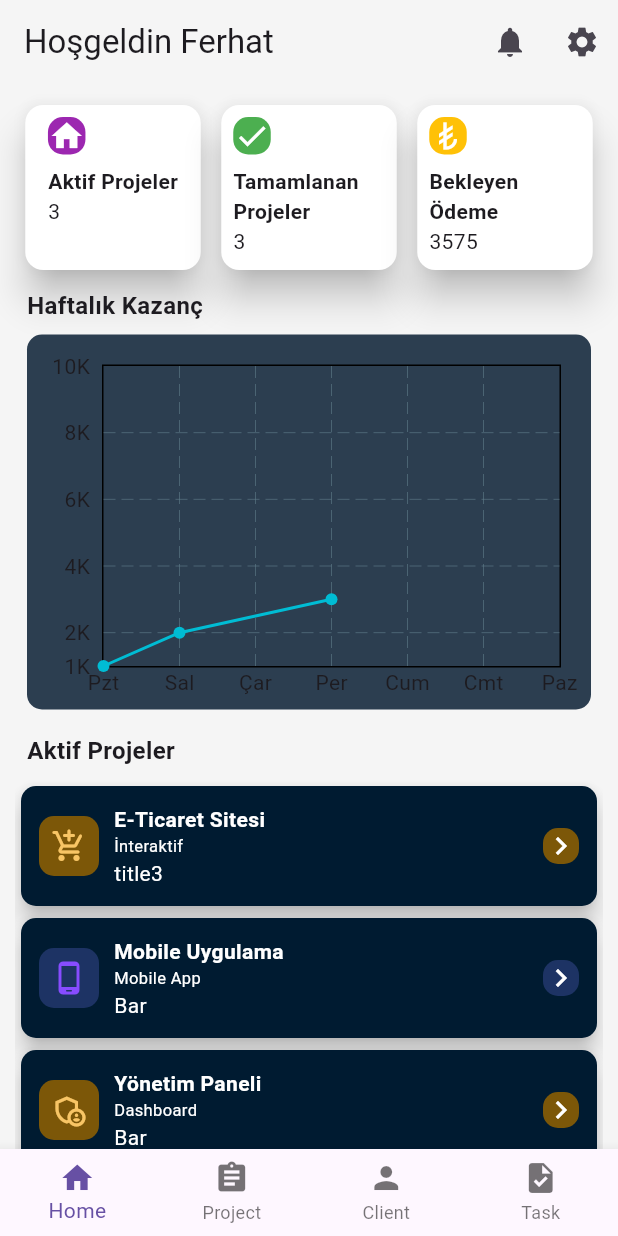
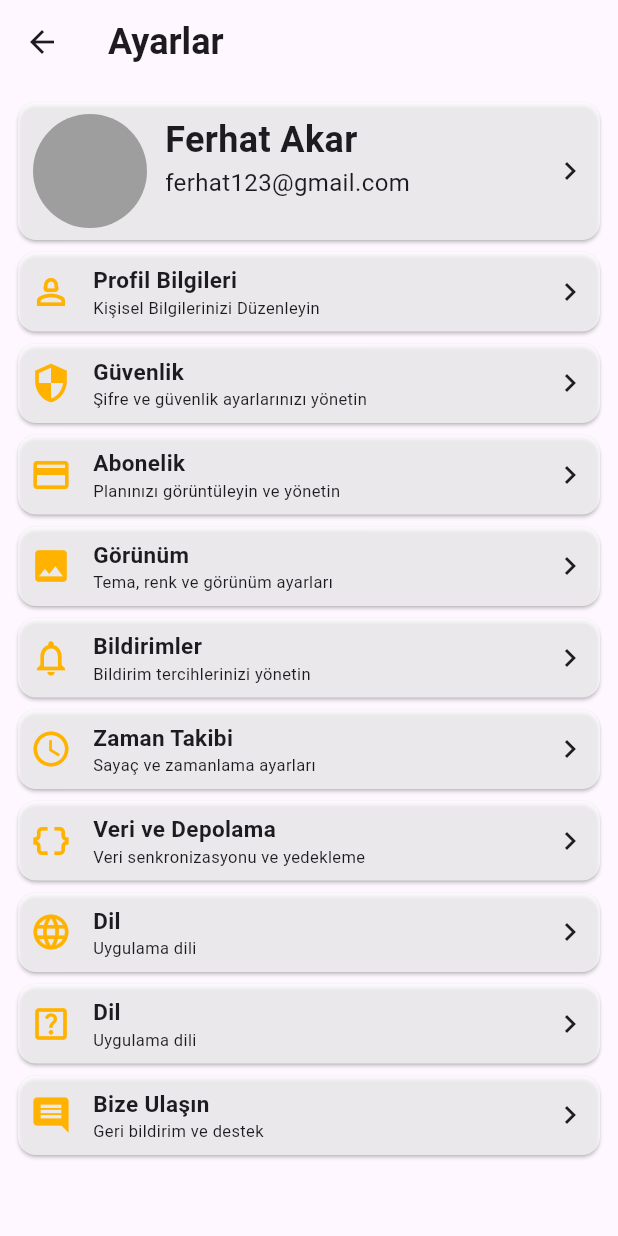
Before and after one commit to fferhatakr/freelancers_mobile_app, a Flutter app: the screen it shows after launch, after a tap on the "settings" icon, on a phone screen of 412 x 824 dp. Run offline on Flutter 3.47's test engine with Material 3 defaults, Android fonts, the phone set to English and light mode, and no system bars; drawn by our look-alikes of fl_chart.

Commit message:
A few UI changes were made, and the weekly earnings chart was customized.

```diff
--- a/lib/core/theme/language.dart
+++ b/lib/core/theme/language.dart
@@ -21,6 +21,29 @@ class language {
   static String hizliArama = 'Hızlı Arama';
   static String musteriAra = 'Müşteri Ara';
   static String aktifProje = 'Aktif Projeler';
+  static String profilBilgileri = 'Profil Bilgileri';
+  static String kisiselBilgiler = 'Kişisel Bilgilerinizi Düzenleyin';
+  static String guvenlik = 'Güvenlik';
+  static String guvenlikAciklama = 'Şifre ve güvenlik ayarlarınızı yönetin';
+  static String abonelik = 'Abonelik';
+  static String abonelikAciklama = 'Planınızı görüntüleyin ve yönetin';
+  static String gorunum = 'Görünüm';
+  static String gorunumAciklama = 'Tema, renk ve görünüm ayarları';
+  static String bildirimler = 'Bildirimler';
+  static String bildirimlerAciklama = 'Bildirim tercihlerinizi yönetin';
+  static String zamanTakibi = 'Zaman Takibi';
+  static String zamanTakibiAciklama = 'Sayaç ve zamanlama ayarları';
+  static String veriVeDepolama = 'Veri ve Depolama';
+  static String veriVeDepolamaAciklama = 'Veri senkronizasyonu ve yedekleme';
+  static String dil = 'Dil';
+  static String dilAciklama = 'Uygulama dili';
+  static String yardimMerkezi = 'Yardım Merkezi';
+  static String yardimMerkeziAciklama = 'Sık sorulan sorular ve rehberler';
+  static String bizeUlasin = 'Bize Ulaşın';
+  static String bizeUlasinAciklama = 'Geri bildirim ve destek';
+  static String uygulamaHakkinda = 'Uygulama Hakkında';
+  static String uygulamaHakkindaAciklama = 'Uygulama sürümü ve bilgiler';
+  static String oturumuKapat = 'Oturumu Kapat';
 
   List<Object> aktifProjeler = [
     {hardcodeVeri().project1},
--- a/lib/features/dashboard/widgets/dashboard.dart
+++ b/lib/features/dashboard/widgets/dashboard.dart
@@ -6,10 +6,16 @@ import 'package:freelancer_tracking_system/features/dashboard/widgets/activeProj
 import 'package:freelancer_tracking_system/features/dashboard/widgets/ozet_cards.dart';
 import 'package:freelancer_tracking_system/features/dashboard/widgets/fastTransactions.dart';
 import 'package:freelancer_tracking_system/features/dashboard/widgets/statics.dart';
+import 'package:freelancer_tracking_system/features/settings/settings_screen.dart';
 
-class Dashboard extends StatelessWidget {
+class Dashboard extends StatefulWidget {
   const Dashboard({super.key});
 
+  @override
+  State<Dashboard> createState() => _DashboardState();
+}
+
+class _DashboardState extends State<Dashboard> {
   @override
   Widget build(BuildContext context) {
     return Scaffold(
@@ -20,7 +26,12 @@ class Dashboard extends StatelessWidget {
         centerTitle: false,
         actions: [
           IconButton(onPressed: () {}, icon: Icon(Icons.notifications)),
-          IconButton(onPressed: () {}, icon: Icon(Icons.settings)),
+          IconButton(
+            onPressed: () {
+              navigateToWidget(context, SettingsScreen());
+            },
+            icon: Icon(Icons.settings),
+          ),
         ],
       ),
       body: SingleChildScrollView(
@@ -36,4 +47,14 @@ class Dashboard extends StatelessWidget {
       ),
     );
   }
+
+  void navigateToWidget(BuildContext context, Widget widget) {
+    Navigator.of(context).push(
+      MaterialPageRoute(
+        builder: (context) {
+          return widget;
+        },
+      ),
+    );
+  }
 }
--- a/lib/features/dashboard/widgets/fastTransactions.dart
+++ b/lib/features/dashboard/widgets/fastTransactions.dart
@@ -1,4 +1,5 @@
 import 'package:flutter/material.dart';
+import 'package:freelancer_tracking_system/core/theme/app_theme.dart';
 import 'package:freelancer_tracking_system/core/theme/language.dart';
 
 class _FastCard extends StatelessWidget {
@@ -7,7 +8,7 @@ class _FastCard extends StatelessWidget {
   final String title1;
   final String title2;
   final Color iconContainerColorTwo;
-
+  final VoidCallback onTap;
   final Color iconTwoColor;
 
   const _FastCard({
@@ -16,13 +17,14 @@ class _FastCard extends StatelessWidget {
     required this.title1,
     required this.title2,
     required this.iconContainerColorTwo,
-
     required this.iconTwoColor,
+    required this.onTap,
   });
 
   @override
   Widget build(BuildContext context) {
     return Card(
+      color: AppColors.activeProjectCardColor,
       elevation: FastTransactionsCard.elevation,
       shape: RoundedRectangleBorder(borderRadius: cardBorderRadius()),
       child: Padding(
@@ -98,6 +100,9 @@ class _fastTransactionsState extends State<fastTransactions> {
         title2: language.yeniFaturaekle,
         iconContainerColorTwo: Color.fromARGB(255, 240, 153, 255),
         iconTwoColor: Colors.purple,
+        onTap: () {
+          print('object');
+        },
       ),
       _FastCard(
         iconContainerColorOne: Colors.green,
@@ -106,6 +111,9 @@ class _fastTransactionsState extends State<fastTransactions> {
         title2: language.musteriKaydiEkle,
         iconContainerColorTwo: const Color.fromARGB(255, 196, 249, 198),
         iconTwoColor: Colors.green,
+        onTap: () {
+          print('object');
+        },
       ),
       _FastCard(
         iconContainerColorOne: Colors.amber,
@@ -114,6 +122,9 @@ class _fastTransactionsState extends State<fastTransactions> {
         title2: language.yeniKazancSagla,
         iconContainerColorTwo: const Color.fromARGB(255, 255, 245, 213),
         iconTwoColor: const Color.fromARGB(255, 255, 188, 4),
+        onTap: () {
+          print('object');
+        },
       ),
       _FastCard(
         iconContainerColorOne: const Color.fromARGB(255, 255, 53, 39),
@@ -122,6 +133,9 @@ class _fastTransactionsState extends State<fastTransactions> {
         title2: language.projeniSaglamaAl,
         iconContainerColorTwo: const Color.fromARGB(255, 255, 195, 190),
         iconTwoColor: Colors.red,
+        onTap: () {
+          print('object');
+        },
       ),
     ];
   }
@@ -167,6 +181,7 @@ TextStyle title2Style() {
 
 TextStyle title1Style() {
   return TextStyle(
+    color: Colors.white,
     fontWeight: FontWeight.bold,
     fontSize: FastTransactionsCard.fontSize,
   );
--- a/lib/features/dashboard/widgets/ozet_cards.dart
+++ b/lib/features/dashboard/widgets/ozet_cards.dart
@@ -1,4 +1,5 @@
 import 'package:flutter/material.dart';
+import 'package:freelancer_tracking_system/core/theme/app_theme.dart';
 import 'package:freelancer_tracking_system/core/theme/language.dart';
 import 'package:freelancer_tracking_system/features/dashboard/widgets/fastTransactions.dart';
 
@@ -18,12 +19,8 @@ class _OzetKarti extends StatelessWidget {
   @override
   Widget build(BuildContext context) {
     return Card(
-      color: cardFeatures.color,
+      color: AppColors.activeProjectCardColor,
       elevation: cardFeatures.Elevation,
-      child: InkWell(
-        onTap: () {
-          print('Tapped');
-        },
       child: Container(
         height: cardFeatures.height,
         width: cardFeatures.widht,
@@ -32,7 +29,6 @@ class _OzetKarti extends StatelessWidget {
             Padding(
               padding: const EdgeInsets.all(8.0),
               child: Column(
-                  mainAxisSize: MainAxisSize.min,
                 crossAxisAlignment: CrossAxisAlignment.start,
                 children: [
                   Container(
@@ -46,12 +42,11 @@ class _OzetKarti extends StatelessWidget {
                   ),
                   SizedBox(height: 8),
                   Text(baslik, style: cardtitle1Style()),
-                    Text(deger),
+                  Text(deger, style: TextStyle(color: Colors.white)),
                 ],
               ),
             ),
           ],
-          ),
         ),
       ),
     );
@@ -63,7 +58,21 @@ class cards extends StatelessWidget {
 
   @override
   Widget build(BuildContext context) {
-    return Row(
+    return InkWell(
+      onTap: () {
+        print('object');
+      },
+      child: Container(
+        height: 120,
+        width: double.infinity,
+        decoration: BoxDecoration(
+          borderRadius: BorderRadius.all(Radius.circular(10)),
+          color: AppColors.activeProjectCardColor,
+        ),
+        child: Row(
+          children: [
+            Expanded(
+              child: Row(
                 mainAxisAlignment: MainAxisAlignment.spaceAround,
                 children: [
                   _OzetKarti(
@@ -85,12 +94,18 @@ class cards extends StatelessWidget {
                     deger: '3575',
                   ),
                 ],
+              ),
+            ),
+          ],
+        ),
+      ),
     );
   }
 }
 
 TextStyle cardtitle1Style() {
   return TextStyle(
+    color: Colors.white,
     fontWeight: FontWeight.bold,
     fontSize: FastTransactionsCard.fontSize,
   );
--- a/lib/features/dashboard/widgets/statics.dart
+++ b/lib/features/dashboard/widgets/statics.dart
@@ -1,5 +1,6 @@
 import 'package:flutter/material.dart';
 import 'package:fl_chart/fl_chart.dart';
+import 'package:freelancer_tracking_system/core/theme/app_theme.dart';
 
 class staticsLineChart extends StatelessWidget {
   const staticsLineChart({super.key});
@@ -18,34 +19,54 @@ class staticsLineChart extends StatelessWidget {
           SizedBox(height: 8),
           Container(
             decoration: BoxDecoration(
-              color: Color(0xFF2C3E50),
+              color: AppColors.activeProjectCardColor,
               borderRadius: BorderRadius.all(Radius.circular(10)),
             ),
             height: 250,
             width: double.infinity,
 
             child: Padding(
-              padding: const EdgeInsets.only(right: 20, top: 20, bottom: 8),
+              padding: const EdgeInsets.only(
+                right: 20,
+                top: 20,
+                bottom: 8,
+                left: 20,
+              ),
               child: LineChart(
                 LineChartData(
                   backgroundColor: Colors.transparent,
                   minX: 0,
                   maxX: 6,
                   maxY: 10000,
+                  borderData: FlBorderData(
+                    show: true,
+                    border: Border.all(color: Colors.white, width: 2),
+                  ),
+
                   lineBarsData: [
                     LineChartBarData(
+                      color: Colors.blueGrey,
                       spots: [
                         FlSpot(0, 1000),
                         FlSpot(1, 2000),
                         FlSpot(3, 3000),
+                        FlSpot(4, 4000),
+                        FlSpot(5, 7000),
                       ],
                     ),
                   ],
+
                   titlesData: FlTitlesData(
                     leftTitles: AxisTitles(
                       sideTitles: SideTitles(
-                        showTitles: true,
-                        reservedSize: 50,
+                        getTitlesWidget: (value, meta) {
+                          return Text(
+                            value.toString(),
+                            style: TextStyle(color: Colors.white, fontSize: 9),
+                          );
+                        },
+                        showTitles: false,
+                        reservedSize: 0,
                       ),
                     ),
                     bottomTitles: AxisTitles(
@@ -53,6 +74,7 @@ class staticsLineChart extends StatelessWidget {
                         showTitles: true,
                         interval: 1,
                         reservedSize: 20,
+
                         getTitlesWidget: (value, meta) {
                           final gunler = [
                             'Pzt',
@@ -63,10 +85,15 @@ class staticsLineChart extends StatelessWidget {
                             'Cmt',
                             'Paz',
                           ];
-                          return Text(gunler[value.toInt()]);
+
+                          return Text(
+                            gunler[value.toInt()],
+                            style: TextStyle(color: Colors.white),
+                          );
                         },
                       ),
                     ),
+
                     rightTitles: AxisTitles(
                       sideTitles: SideTitles(showTitles: false),
                     ),
--- /dev/null
+++ b/lib/features/settings/settings_screen.dart
@@ -0,0 +1,109 @@
+import 'package:flutter/material.dart';
+import 'package:freelancer_tracking_system/features/settings/widgets/avatar.dart';
+import 'package:freelancer_tracking_system/features/settings/widgets/settings_card.dart';
+import 'package:freelancer_tracking_system/core/theme/language.dart';
+
+class SettingsScreen extends StatelessWidget {
+  @override
+  Widget build(BuildContext context) {
+    return Scaffold(
+      appBar: AppBar(
+        centerTitle: false,
+        title: Text(
+          'Ayarlar',
+          style: TextStyle(fontSize: 24, fontWeight: FontWeight.bold),
+        ),
+      ),
+      body: SingleChildScrollView(
+        child: Padding(
+          padding: const EdgeInsets.all(8.0),
+          child: Column(
+            children: [
+              avatarCards(),
+              SettingsCard(
+                icon: Icons.person_2_outlined,
+                title1: language.profilBilgileri,
+                title2: language.kisiselBilgiler,
+                ontap: () {
+                  print('object');
+                },
+              ),
+              SettingsCard(
+                icon: Icons.security,
+                title1: language.guvenlik,
+                title2: language.guvenlikAciklama,
+                ontap: () {
+                  print('object');
+                },
+              ),
+              SettingsCard(
+                icon: Icons.credit_card,
+                title1: language.abonelik,
+                title2: language.abonelikAciklama,
+                ontap: () {
+                  print('object');
+                },
+              ),
+              SettingsCard(
+                icon: Icons.image,
+                title1: language.gorunum,
+                title2: language.gorunumAciklama,
+                ontap: () {
+                  print('object');
+                },
+              ),
+              SettingsCard(
+                icon: Icons.notifications_outlined,
+                title1: language.bildirimler,
+                title2: language.bildirimlerAciklama,
+                ontap: () {
+                  print('object');
+                },
+              ),
+              SettingsCard(
+                icon: Icons.watch_later_outlined,
+                title1: language.zamanTakibi,
+                title2: language.zamanTakibiAciklama,
+                ontap: () {
+                  print('object');
+                },
+              ),
+              SettingsCard(
+                icon: Icons.data_object,
+                title1: language.veriVeDepolama,
+                title2: language.veriVeDepolamaAciklama,
+                ontap: () {
+                  print('object');
+                },
+              ),
+              SettingsCard(
+                icon: Icons.language,
+                title1: language.dil,
+                title2: language.dilAciklama,
+                ontap: () {
+                  print('object');
+                },
+              ),
+              SettingsCard(
+                icon: Icons.help_center_outlined,
+                title1: language.dil,
+                title2: language.dilAciklama,
+                ontap: () {
+                  print('object');
+                },
+              ),
+              SettingsCard(
+                icon: Icons.comment,
+                title1: language.bizeUlasin,
+                title2: language.bizeUlasinAciklama,
+                ontap: () {
+                  print('object');
+                },
+              ),
+            ],
+          ),
+        ),
+      ),
+    );
+  }
+}
--- /dev/null
+++ b/lib/features/settings/widgets/avatar.dart
@@ -0,0 +1,39 @@
+import 'package:flutter/material.dart';
+
+class avatarCards extends StatelessWidget {
+  const avatarCards({super.key});
+
+  @override
+  Widget build(BuildContext context) {
+    return SizedBox(
+      height: 100,
+      child: Card(
+        color: Colors.white70,
+        child: Padding(
+          padding: const EdgeInsets.all(8.0),
+          child: Row(
+            children: [
+              CircleAvatar(backgroundColor: Colors.grey, radius: 40),
+              SizedBox(width: 10),
+              Column(
+                crossAxisAlignment: CrossAxisAlignment.start,
+                children: [
+                  Text(
+                    'Ferhat Akar ',
+                    style: TextStyle(fontSize: 24, fontWeight: FontWeight.w600),
+                  ),
+                  Text(
+                    'ferhat123@gmail.com ',
+                    style: TextStyle(fontSize: 16, fontWeight: FontWeight.w400),
+                  ),
+                ],
+              ),
+              Spacer(),
+              Icon(Icons.chevron_right_outlined),
+            ],
+          ),
+        ),
+      ),
+    );
+  }
+}
--- /dev/null
+++ b/lib/features/settings/widgets/settings_card.dart
@@ -0,0 +1,54 @@
+import 'package:flutter/material.dart';
+
+class SettingsCard extends StatelessWidget {
+  final IconData icon;
+  final String title1;
+  final String title2;
+  final VoidCallback ontap;
+
+  SettingsCard({
+    required this.icon,
+    required this.title1,
+    required this.title2,
+    required this.ontap,
+  });
+
+  @override
+  Widget build(BuildContext context) {
+    return Column(
+      crossAxisAlignment: CrossAxisAlignment.start,
+      children: [
+        Card(
+          color: Colors.white70,
+          child: Padding(
+            padding: const EdgeInsets.all(8.0),
+            child: Row(
+              children: [
+                Icon(icon, size: 28, color: Colors.amber[600]),
+                SizedBox(width: 14),
+                Column(
+                  crossAxisAlignment: CrossAxisAlignment.start,
+                  children: [
+                    Text(
+                      title1,
+                      style: TextStyle(
+                        fontSize: 15,
+                        fontWeight: FontWeight.bold,
+                      ),
+                    ),
+                    Text(title2, style: TextStyle(fontSize: 11)),
+                  ],
+                ),
+                Spacer(),
+                GestureDetector(
+                  onTap: ontap,
+                  child: Icon(Icons.chevron_right_outlined),
+                ),
+              ],
+            ),
+          ),
+        ),
+      ],
+    );
+  }
+}
--- a/lib/main.dart
+++ b/lib/main.dart
@@ -1,6 +1,9 @@
 import 'package:flutter/material.dart';
 import 'package:flutter/services.dart';
 import 'package:freelancer_tracking_system/features/dashboard/homePage.dart';
+import 'package:freelancer_tracking_system/features/settings/settings_screen.dart';
+import 'package:freelancer_tracking_system/features/settings/widgets/avatar.dart';
+import 'package:freelancer_tracking_system/features/settings/widgets/settings_card.dart';
 import 'package:freelancer_tracking_system/features/tasks/tasksPage.dart';
 
 void main() {
```
Also changed, not shown: assets/png/me.png (added). Lines whose indentation alone changed are shown as unchanged.
